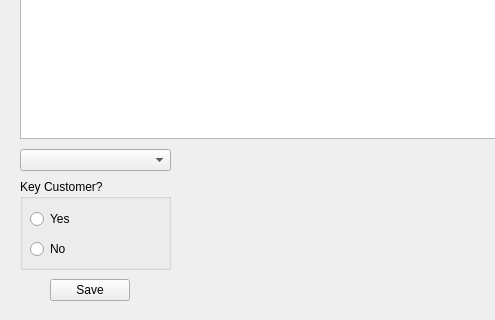
Before: the Qt Designer form Project2/admincustomerlist.ui in msamatar0/Project2, drawn with Qt 5; both pictures show x 0 to 495 and y 281 to 601 of the 785 by 601 pixel window.
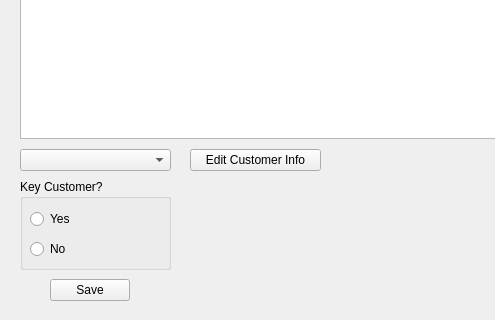
After: the same form once the commit is applied.

Diff of the .ui file:
```diff
--- a/Project2/admincustomerlist.ui
+++ b/Project2/admincustomerlist.ui
@@ -133,6 +133,19 @@
     <string>Save</string>
    </property>
   </widget>
+  <widget class="QPushButton" name="pushButton_editInfo">
+   <property name="geometry">
+    <rect>
+     <x>190</x>
+     <y>430</y>
+     <width>131</width>
+     <height>22</height>
+    </rect>
+   </property>
+   <property name="text">
+    <string>Edit Customer Info</string>
+   </property>
+  </widget>
  </widget>
  <resources/>
  <connections/>
```
